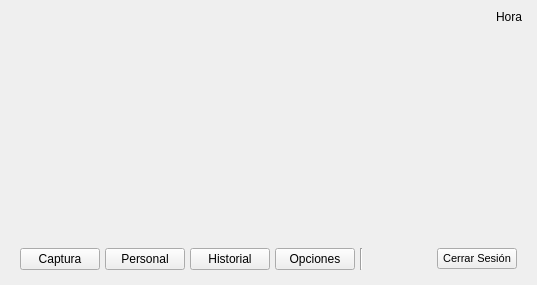
Old version of the form ventanaprincipal.ui in the repository enchiladaSuiza/AsistenciaFototeca.
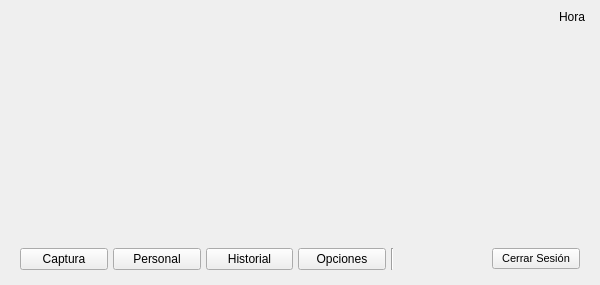
New version of the form.

Diff of the .ui file:
```diff
--- a/ventanaprincipal.ui
+++ b/ventanaprincipal.ui
@@ -6,7 +6,7 @@
    <rect>
     <x>0</x>
     <y>0</y>
-    <width>537</width>
+    <width>600</width>
     <height>285</height>
    </rect>
   </property>
```
